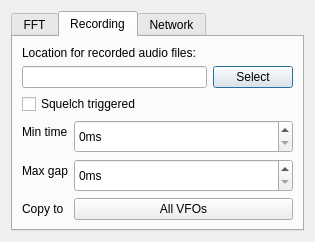
The window that src/qtgui/audio_options.ui (vladisslav2011/gqrx) describes before a commit, drawn with Qt 5.
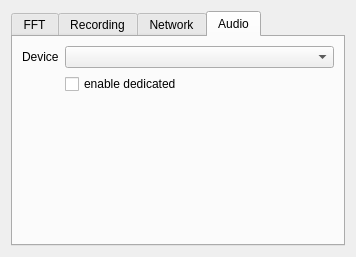
The same window after the commit. Icons and pictures are not drawn. Custom widgets are drawn as their Qt base class.

Commit message:
audio_sink: Make it possible to route audio to dedicated devices
Tested: pulseaudio.

Create additional null sinks with following command:
pacmd load-module module-null-sink sink_name=null1 sink_properties=device.description="null1"

Patch:
```diff
--- a/src/qtgui/audio_options.ui
+++ b/src/qtgui/audio_options.ui
@@ -6,8 +6,8 @@
    <rect>
     <x>0</x>
     <y>0</y>
-    <width>315</width>
-    <height>242</height>
+    <width>356</width>
+    <height>257</height>
    </rect>
   </property>
   <property name="windowTitle">
@@ -21,7 +21,7 @@
    <item>
     <widget class="QTabWidget" name="tabWidget">
      <property name="currentIndex">
-      <number>1</number>
+      <number>3</number>
      </property>
      <widget class="QWidget" name="tab0">
       <attribute name="title">
@@ -307,6 +307,19 @@
          </item>
         </layout>
        </item>
+       <item>
+        <spacer name="verticalSpacer_3">
+         <property name="orientation">
+          <enum>Qt::Vertical</enum>
+         </property>
+         <property name="sizeHint" stdset="0">
+          <size>
+           <width>20</width>
+           <height>40</height>
+          </size>
+         </property>
+        </spacer>
+       </item>
       </layout>
      </widget>
      <widget class="QWidget" name="tab2">
@@ -401,6 +414,57 @@
        </item>
       </layout>
      </widget>
+     <widget class="QWidget" name="tab3">
+      <attribute name="title">
+       <string>Audio</string>
+      </attribute>
+      <layout class="QGridLayout" name="gridLayout_2">
+       <item row="3" column="0">
+        <layout class="QGridLayout" name="gridLayout_3">
+         <property name="sizeConstraint">
+          <enum>QLayout::SetDefaultConstraint</enum>
+         </property>
+         <item row="0" column="0">
+          <widget class="QLabel" name="deviceLabel">
+           <property name="text">
+            <string>Device</string>
+           </property>
+          </widget>
+         </item>
+         <item row="1" column="1">
+          <widget class="QCheckBox" name="dedicatedDevCheckBox">
+           <property name="text">
+            <string>enable dedicated</string>
+           </property>
+          </widget>
+         </item>
+         <item row="0" column="1">
+          <widget class="QComboBox" name="outDevCombo">
+           <property name="sizePolicy">
+            <sizepolicy hsizetype="Expanding" vsizetype="Fixed">
+             <horstretch>0</horstretch>
+             <verstretch>0</verstretch>
+            </sizepolicy>
+           </property>
+          </widget>
+         </item>
+        </layout>
+       </item>
+       <item row="5" column="0">
+        <spacer name="verticalSpacer_4">
+         <property name="orientation">
+          <enum>Qt::Vertical</enum>
+         </property>
+         <property name="sizeHint" stdset="0">
+          <size>
+           <width>20</width>
+           <height>40</height>
+          </size>
+         </property>
+        </spacer>
+       </item>
+      </layout>
+     </widget>
     </widget>
    </item>
   </layout>
```
The commit also changes 16 other files.
